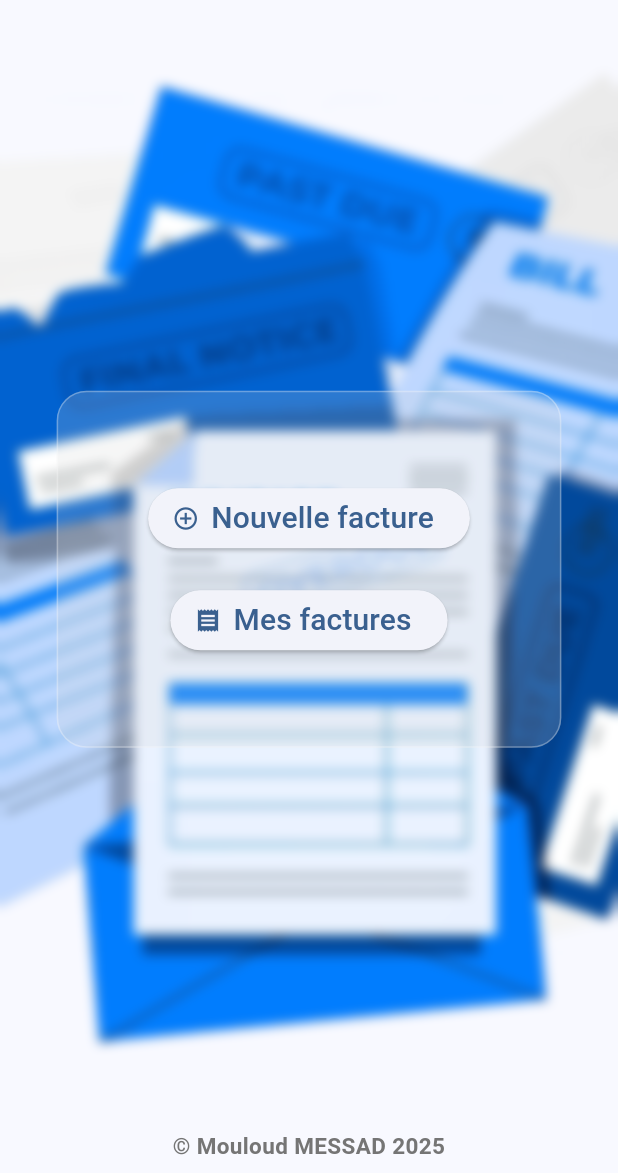
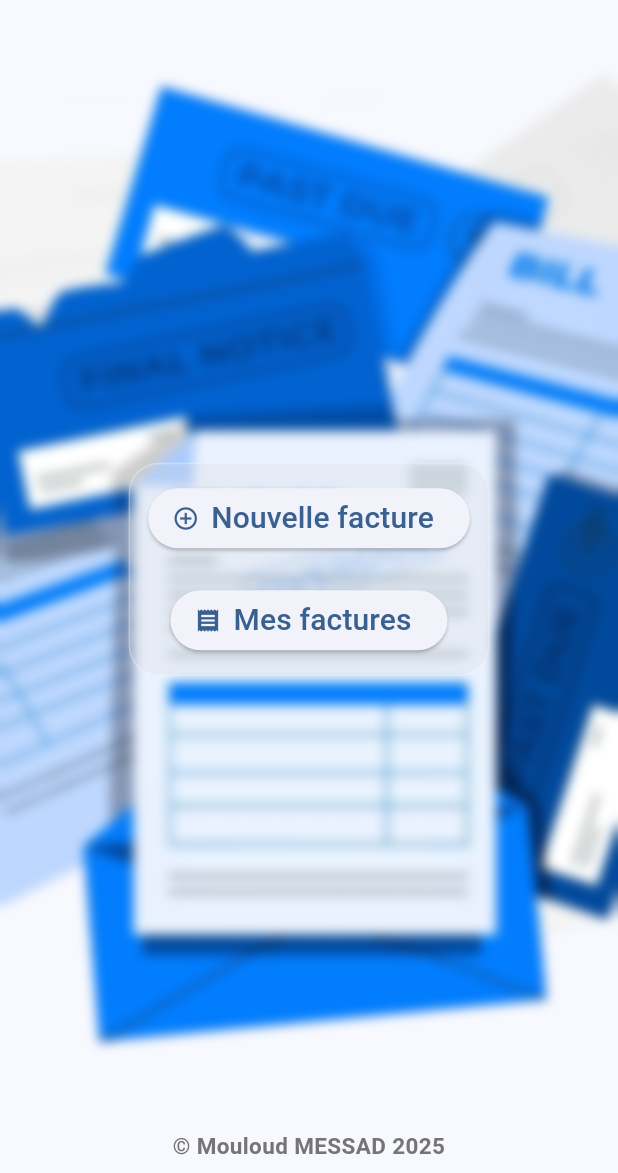
Before and after one commit to Mouloud-Msd/Gestionnaire-de-facture----Flutter, a Flutter app: the screen it shows after launch, on a phone screen of 412 x 824 dp, the part 63-1236 px from its top. Run offline on Flutter 3.47's test engine with Material 3 defaults, Android fonts, the phone set to English and light mode, and no system bars; our stand-ins replace pdf, printing, sqflite; accounts and stored records are empty.

Commit message:
bugfix/ correction du overflow en mode paysage dans la page principale

```diff
--- a/lib/main.dart
+++ b/lib/main.dart
@@ -64,7 +64,7 @@ class HomePage extends StatelessWidget {
               child: BackdropFilter(
                 filter: ImageFilter.blur(sigmaX: 4, sigmaY: 4),
                 child: Container(
-                  padding: const EdgeInsets.all(60),
+                  padding: const EdgeInsets.all(12),
                   margin:
                       const EdgeInsets.symmetric(horizontal: 24, vertical: 48),
                   decoration: BoxDecoration(
```
